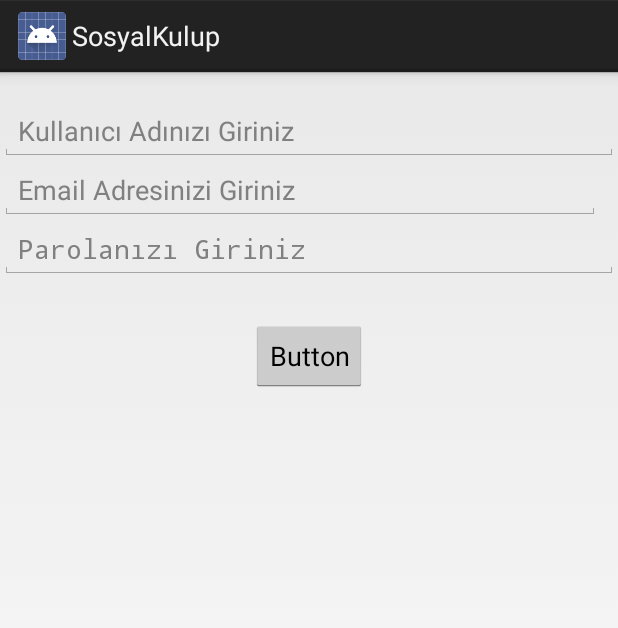
After one commit to ugurckmkc/SosyalKulup, an Android app: the SignUp screen opened directly, with no data from a screen before it, on a phone screen of 412 x 824 dp. The commit adds this screen. Shown: the top 628 px of the screen. Run offline under Robolectric (Android 15) with nearby library versions, the phone set to English and light mode, and no system bars; 5 statements that could not run were skipped.

Commit message:
Login Ekranı Ekleniyor

```diff
--- a/app/build.gradle
+++ b/app/build.gradle
@@ -2,7 +2,7 @@ apply plugin: 'com.android.application'
 
 android {
     compileSdkVersion 23
-    buildToolsVersion "23.0.3"
+    buildToolsVersion '25.0.0'
     defaultConfig {
         applicationId "com.meuf.sosyalkulup"
         minSdkVersion 17
@@ -24,5 +24,6 @@ dependencies {
     androidTestCompile('com.android.support.test.espresso:espresso-core:2.2.2', {
         exclude group: 'com.android.support', module: 'support-annotations'
     })
+    compile 'com.android.support.constraint:constraint-layout:1.0.0-beta5'
     testCompile 'junit:junit:4.12'
 }
--- a/app/src/main/AndroidManifest.xml
+++ b/app/src/main/AndroidManifest.xml
@@ -1,7 +1,7 @@
 <?xml version="1.0" encoding="utf-8"?>
 <manifest xmlns:android="http://schemas.android.com/apk/res/android"
     package="com.meuf.sosyalkulup">
-
+<uses-permission android:name="android.permission.INTERNET"></uses-permission>
     <application
         android:allowBackup="true"
         android:icon="@mipmap/ic_launcher"
@@ -15,6 +15,7 @@
                 <category android:name="android.intent.category.LAUNCHER" />
             </intent-filter>
         </activity>
+        <activity android:name=".SignUp"></activity>
     </application>
 
 </manifest>
--- /dev/null
+++ b/app/src/main/res/layout/activity_sign_up.xml
@@ -0,0 +1,49 @@
+<?xml version="1.0" encoding="utf-8"?>
+<RelativeLayout xmlns:android="http://schemas.android.com/apk/res/android"
+    xmlns:app="http://schemas.android.com/apk/res-auto"
+    xmlns:tools="http://schemas.android.com/tools"
+    android:layout_width="match_parent"
+    android:layout_height="match_parent"
+    tools:context="com.meuf.sosyalkulup.SignUp">
+
+    <EditText
+        android:id="@+id/id_username"
+        android:layout_width="match_parent"
+        android:layout_height="wrap_content"
+        android:layout_alignParentStart="true"
+        android:layout_alignParentTop="true"
+        android:layout_marginTop="20dp"
+        android:ems="10"
+        android:inputType="textPersonName"
+        android:hint="Kullanıcı Adınızı Giriniz" />
+
+    <EditText
+        android:id="@+id/id_pass"
+        android:layout_width="match_parent"
+        android:layout_height="wrap_content"
+        android:ems="10"
+        android:hint="Parolanızı Giriniz"
+        android:inputType="textPassword"
+        android:layout_below="@+id/id_email"
+        android:layout_alignParentStart="true" />
+
+    <EditText
+        android:id="@+id/id_email"
+        android:layout_width="match_parent"
+        android:layout_height="wrap_content"
+        android:ems="10"
+        android:hint="Email Adresinizi Giriniz"
+        android:inputType="textEmailAddress"
+        android:layout_below="@+id/id_username"
+        android:layout_alignParentEnd="true"
+        android:layout_marginEnd="12dp" />
+
+    <Button
+        android:id="@+id/btn_signup"
+        android:layout_width="wrap_content"
+        android:layout_height="wrap_content"
+        android:text="Button"
+        android:layout_below="@+id/id_pass"
+        android:layout_centerHorizontal="true"
+        android:layout_marginTop="27dp" />
+</RelativeLayout>
--- a/build.gradle
+++ b/build.gradle
@@ -5,7 +5,7 @@ buildscript {
         jcenter()
     }
     dependencies {
-        classpath 'com.android.tools.build:gradle:2.2.3'
+        classpath 'com.android.tools.build:gradle:2.3.0'
 
         // NOTE: Do not place your application dependencies here; they belong
         // in the individual module build.gradle files
```
Also changed, not shown: app/src/main/java/com/meuf/sosyalkulup/MainActivity.java (+11 -7 lines), app/src/main/java/com/meuf/sosyalkulup/SignUp.java (added, +83 -0 lines), app/src/main/res/layout/activity_main.xml (+8 -0 lines), gradle/wrapper/gradle-wrapper.properties.
